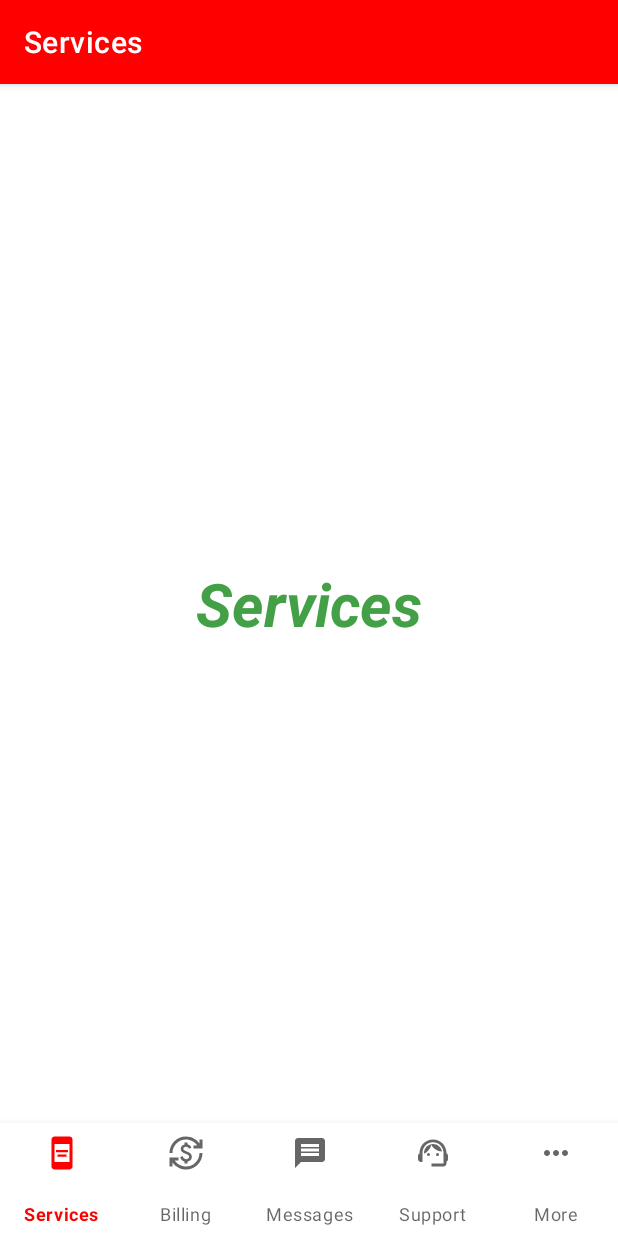
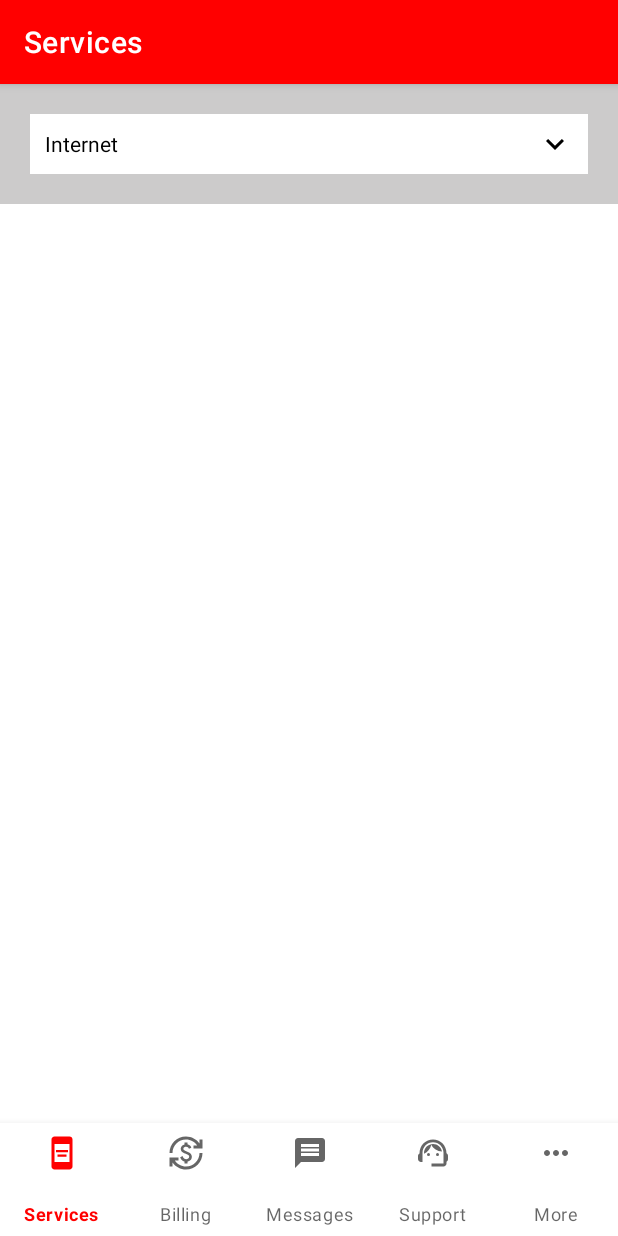
Before and after one commit to zaidbintariq89/KMMHackerNewsApp, an Android app built with Jetpack Compose: the screen it shows after launch (MainDashBoardActivity), on a phone screen of 412 x 824 dp. Run offline under Robolectric (Android 15) with nearby library versions, the phone set to English and light mode, and no system bars; libraries missing offline, so code that uses them is left out: com.squareup.sqldelight.

Commit message:
services ui in progress

```diff
--- a/androidApp/src/main/java/com/kmmhackernewsapp/android/MainApplication.kt
+++ b/androidApp/src/main/java/com/kmmhackernewsapp/android/MainApplication.kt
@@ -1,12 +1,23 @@
 package com.kmmhackernewsapp.android
 
+import android.annotation.SuppressLint
 import android.app.Application
+import android.content.Context
 import com.google.firebase.FirebaseApp
+import com.kmmhackernewsapp.shared.cache.DatabaseDriverFactory
+import com.kmmhackernewsapp.shared.network.NetworkRepo
 
 class MainApplication : Application() {
 
+    companion object {
+        @SuppressLint("StaticFieldLeak")
+        private lateinit var context: Context
+        fun getNetworkRepo() = NetworkRepo(DatabaseDriverFactory(context))
+    }
+
     override fun onCreate() {
         super.onCreate()
+        context = this
         // initialize the firebase
         FirebaseApp.initializeApp(this)
     }
--- a/androidApp/src/main/java/com/kmmhackernewsapp/android/ui/services/ServicesFragment.kt
+++ b/androidApp/src/main/java/com/kmmhackernewsapp/android/ui/services/ServicesFragment.kt
@@ -5,11 +5,13 @@ import android.view.LayoutInflater
 import android.view.View
 import android.view.ViewGroup
 import androidx.fragment.app.Fragment
+import androidx.lifecycle.ViewModelProvider
 import com.kmmhackernewsapp.android.R
 import com.kmmhackernewsapp.android.databinding.ServicesFragmentBinding
 
 class ServicesFragment : Fragment() {
     private lateinit var binding: ServicesFragmentBinding
+    private var viewModel: ServicesViewModel? = null
 
     override fun onCreateView(
         inflater: LayoutInflater,
@@ -23,5 +25,6 @@ class ServicesFragment : Fragment() {
     override fun onViewCreated(view: View, savedInstanceState: Bundle?) {
         super.onViewCreated(view, savedInstanceState)
         activity?.setTitle(R.string.services_lbl)
+        viewModel = ViewModelProvider(this)[ServicesViewModel::class.java]
     }
 }
--- /dev/null
+++ b/androidApp/src/main/java/com/kmmhackernewsapp/android/ui/services/ServicesViewModel.kt
@@ -0,0 +1,25 @@
+package com.kmmhackernewsapp.android.ui.services
+
+import androidx.lifecycle.ViewModel
+import androidx.lifecycle.viewModelScope
+import com.kmmhackernewsapp.android.MainApplication
+import kotlinx.coroutines.launch
+
+class ServicesViewModel: ViewModel() {
+
+    private val networkRepo = MainApplication.getNetworkRepo()
+
+    fun getText() = "This is service tab"
+
+    fun getAllAccounts() {
+        viewModelScope.launch {
+            kotlin.runCatching {
+                networkRepo.getAllAccounts()
+            }.onSuccess {
+
+            }.onFailure {
+
+            }
+        }
+    }
+}
--- /dev/null
+++ b/androidApp/src/main/res/drawable/ic_arrow_down_24.xml
@@ -0,0 +1,5 @@
+<vector android:height="24dp" android:tint="#000000"
+    android:viewportHeight="24" android:viewportWidth="24"
+    android:width="24dp" xmlns:android="http://schemas.android.com/apk/res/android">
+    <path android:fillColor="@android:color/white" android:pathData="M7.41,8.59L12,13.17l4.59,-4.58L18,10l-6,6 -6,-6 1.41,-1.41z"/>
+</vector>
--- a/androidApp/src/main/res/layout/services_fragment.xml
+++ b/androidApp/src/main/res/layout/services_fragment.xml
@@ -1,20 +1,33 @@
 <?xml version="1.0" encoding="utf-8"?>
 <androidx.constraintlayout.widget.ConstraintLayout xmlns:android="http://schemas.android.com/apk/res/android"
+    xmlns:app="http://schemas.android.com/apk/res-auto"
     android:layout_width="match_parent"
-    android:layout_height="match_parent"
-    xmlns:app="http://schemas.android.com/apk/res-auto">
+    android:layout_height="match_parent">
 
-    <TextView
-        android:id="@+id/firstFragment"
-        android:layout_width="wrap_content"
-        android:layout_height="wrap_content"
-        android:text="Services"
-        android:textColor="#43a047"
-        android:textSize="40sp"
-        android:textStyle="italic|bold"
-        app:layout_constraintBottom_toBottomOf="parent"
-        app:layout_constraintEnd_toEndOf="parent"
+    <LinearLayout
+        android:layout_width="match_parent"
+        android:layout_height="80dp"
+        android:orientation="vertical"
+        android:layout_gravity="center"
+        app:layout_constraintTop_toTopOf="parent"
         app:layout_constraintStart_toStartOf="parent"
-        app:layout_constraintTop_toTopOf="parent" />
+        android:background="@color/darkGrey">
+
+        <TextView
+            android:id="@+id/services_txt"
+            android:layout_width="match_parent"
+            android:layout_height="40dp"
+            android:layout_margin="20dp"
+            android:background="@color/white"
+            android:textColor="@color/black"
+            android:gravity="center_vertical"
+            android:paddingStart="10dp"
+            android:paddingEnd="10dp"
+            android:drawableEnd="@drawable/ic_arrow_down_24"
+            android:text="Internet"/>
+
+    </LinearLayout>
+
+
 
 </androidx.constraintlayout.widget.ConstraintLayout>
--- a/androidApp/src/main/res/values/colors.xml
+++ b/androidApp/src/main/res/values/colors.xml
@@ -3,4 +3,8 @@
     <color name="colorPrimary">#FF0000</color>
     <color name="colorPrimaryDark">#FF0000</color>
     <color name="colorAccent">#FFFFFF</color>
+
+    <color name="darkGrey">#CCCBCB</color>
+    <color name="white">#FFFFFF</color>
+    <color name="black">#000000</color>
 </resources>
```
